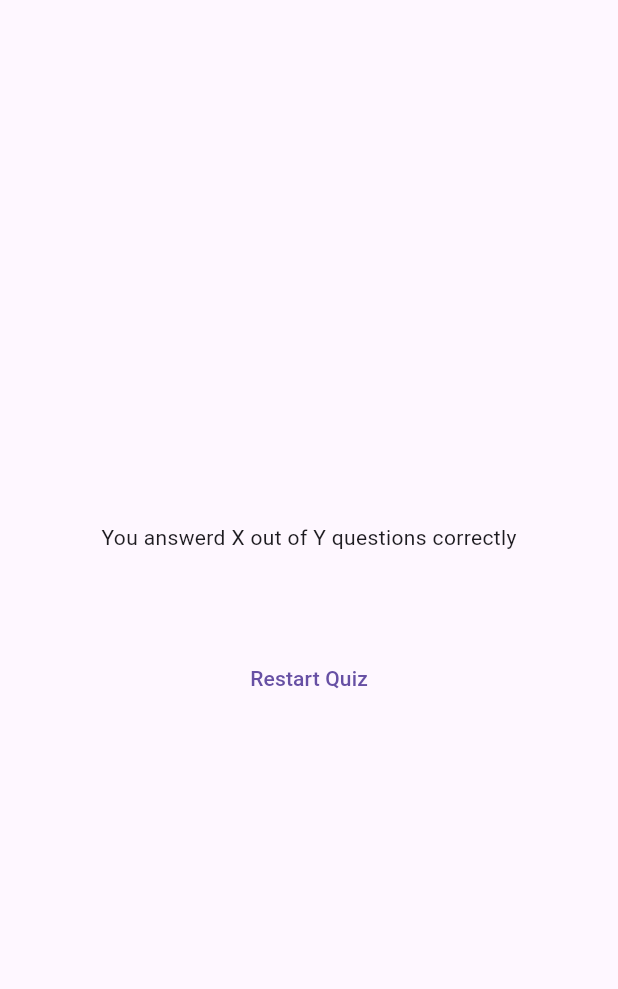
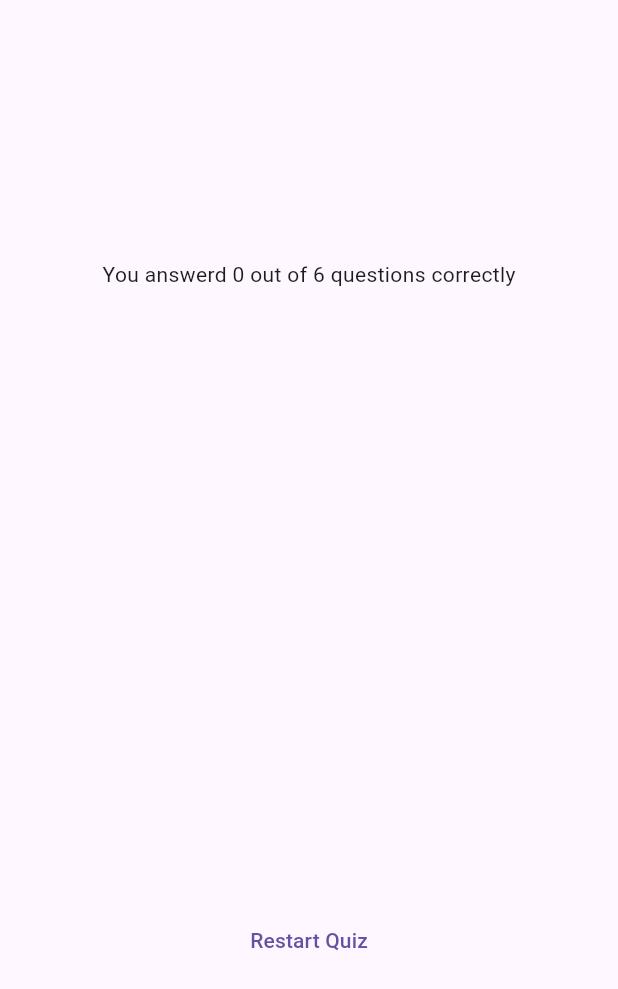
Before and after one commit to TjasaZil/quiz_app, a Flutter app: the ResultsScreen widget shown alone on an empty page, opened directly with empty values, on a phone screen of 412 x 824 dp. Shown: the top 989 px of the screen. Run offline on Flutter 3.47's test engine with Material 3 defaults, Android fonts, the phone set to English and light mode, and no system bars; our stand-ins replace google_fonts.

Commit message:
summary done

```diff
--- a/lib/questions_summary.dart
+++ b/lib/questions_summary.dart
@@ -7,7 +7,10 @@ class QuestionsSummary extends StatelessWidget {
 
   @override
   Widget build(BuildContext context) {
-    return Column(
+    return SizedBox(
+      height: 350,
+      child: SingleChildScrollView(
+        child: Column(
           children: summaryData.map((data) {
             return Row(children: [
               Text(((data['question_index'] as int) + 1).toString()),
@@ -23,6 +26,8 @@ class QuestionsSummary extends StatelessWidget {
               ),
             ]);
           }).toList(),
+        ),
+      ),
     );
   }
 }
--- a/lib/results_screen.dart
+++ b/lib/results_screen.dart
@@ -24,15 +24,22 @@ class ResultsScreen extends StatelessWidget {
 
   @override
   Widget build(BuildContext context) {
+    final summaryData = getSummaryData();
+    final numTotalQuestions = questions.length;
+    final numcorrectQuestions = summaryData.where((data) {
+      return data['user_answer'] == data['correct_answer'];
+    }).length;
+
     return SizedBox(
         width: double.infinity,
         child: Container(
             margin: const EdgeInsets.all(40),
             child:
                 Column(mainAxisAlignment: MainAxisAlignment.center, children: [
-              const Text('You answerd X out of Y questions correctly'),
+              Text(
+                  'You answerd $numcorrectQuestions out of $numTotalQuestions questions correctly'),
               const SizedBox(height: 30),
-              QuestionsSummary(summaryData: getSummaryData()),
+              QuestionsSummary(summaryData: summaryData),
               const SizedBox(height: 30),
               TextButton(
                 onPressed: () {},
```
Lines whose indentation alone changed are shown as unchanged.
